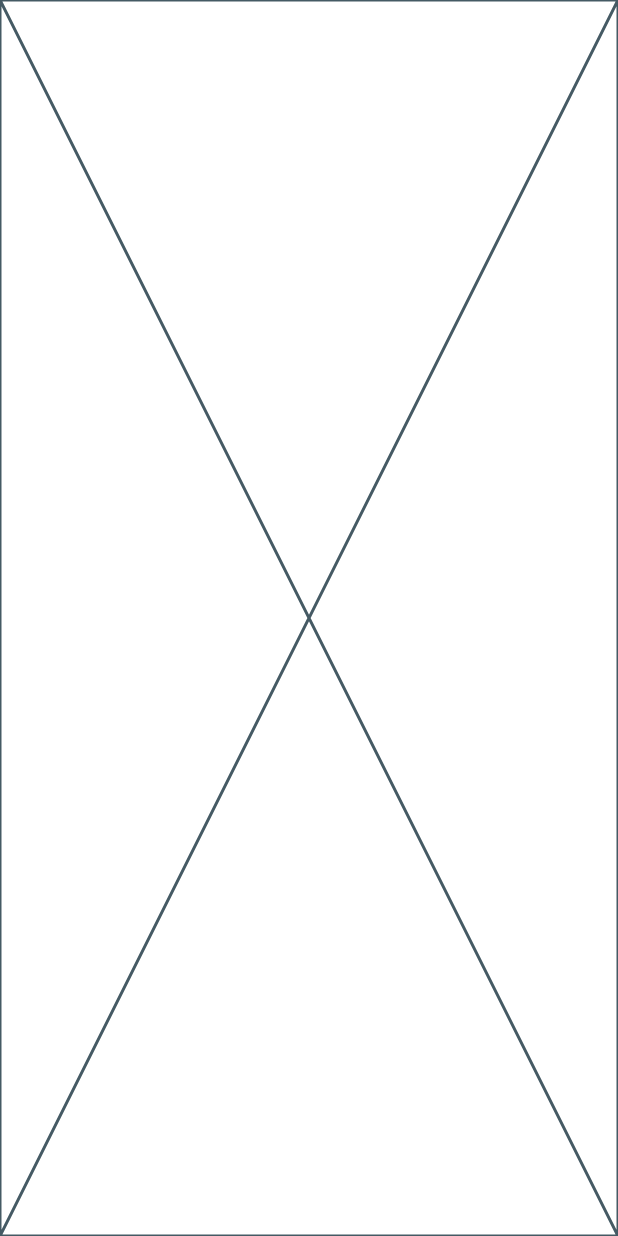
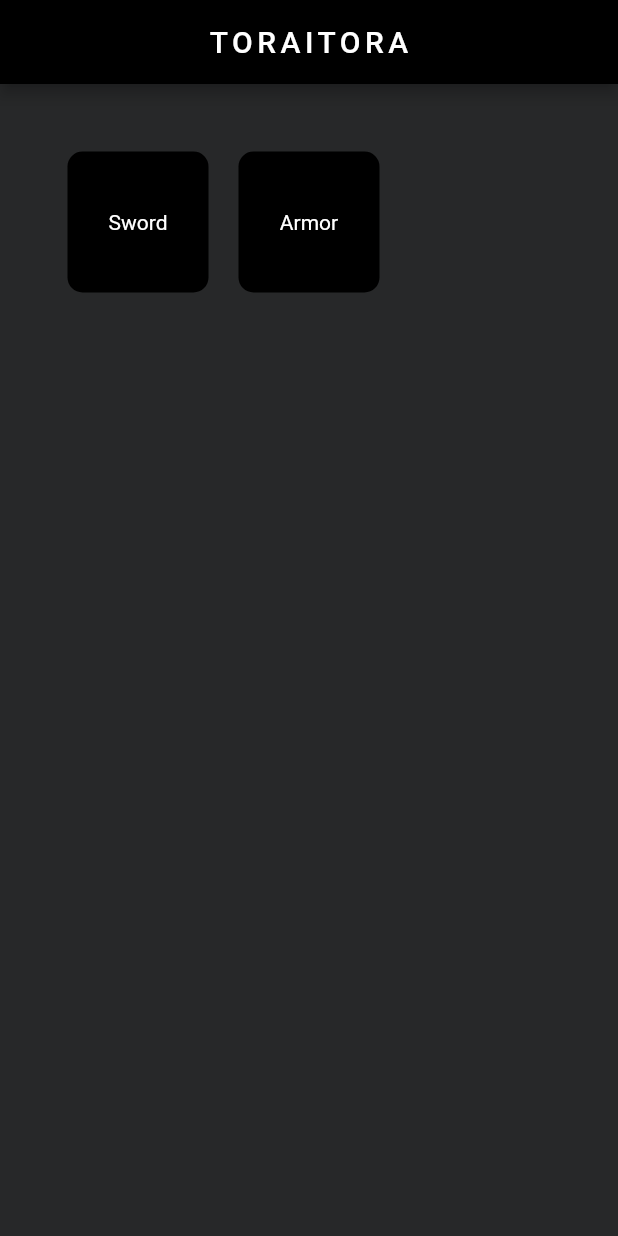
Before and after one commit to fnt4sia/TORAITORA_FitraRamadhan_Mobile, a Flutter app: the HomeScreen screen opened by its route, after a tap on "Inventory", on a phone screen of 412 x 824 dp. Run offline on Flutter 3.47's test engine with Material 2 defaults, Android fonts, the phone set to English and light mode, and no system bars.

Commit message:
start inventory pages

```diff
--- a/lib/pages/home.dart
+++ b/lib/pages/home.dart
@@ -48,8 +48,8 @@ class _HomeScreenState extends State<HomeScreen> {
                     Image(
                       image: AssetImage(
                           'assets/${Tribes[Character.tribesIndex].tribesName}.png'),
-                      width: 200,
-                      height: 200,
+                      width: 230,
+                      height: 230,
                     ),
                     Padding(
                       padding: const EdgeInsets.all(5.0),
--- a/lib/pages/inventory.dart
+++ b/lib/pages/inventory.dart
@@ -1,4 +1,5 @@
 import 'package:flutter/material.dart';
+import '../system/inventory.dart';
 
 class InventoryScreen extends StatefulWidget {
   const InventoryScreen({super.key});
@@ -10,6 +11,48 @@ class InventoryScreen extends StatefulWidget {
 class _InventoryScreenState extends State<InventoryScreen> {
   @override
   Widget build(BuildContext context) {
-    return const Placeholder();
+    return Scaffold(
+      backgroundColor: Color(0xFF272829),
+      appBar: AppBar(
+        leading: Container(),
+        backgroundColor: Colors.black,
+        title: Text(
+          'TORAITORA',
+          style: TextStyle(
+            color: Colors.white,
+            letterSpacing: 3,
+          ),
+        ),
+        centerTitle: true,
+      ),
+      body: Padding(
+        padding: const EdgeInsets.all(35),
+        child: GridView(
+          gridDelegate: const SliverGridDelegateWithFixedCrossAxisCount(
+            crossAxisCount: 3,
+          ),
+          children: [
+            for (int i = 0; i < Inventory.inventoryBackpack.length; i++)
+              Padding(
+                padding: const EdgeInsets.all(10.0),
+                child: Container(
+                  decoration: BoxDecoration(
+                    borderRadius: BorderRadius.all(Radius.circular(10)),
+                    color: Colors.black,
+                  ),
+                  child: Center(
+                    child: Text(
+                      '${Inventory.inventoryBackpack[i]}',
+                      style: TextStyle(
+                        color: Colors.white,
+                      ),
+                    ),
+                  ),
+                ),
+              )
+          ],
+        ),
+      ),
+    );
   }
 }
--- a/lib/system/inventory.dart
+++ b/lib/system/inventory.dart
@@ -3,7 +3,7 @@ import 'package:itc/system/tribes.dart';
 import 'character.dart';
 
 class Inventory {
-  static List<String> inventoryBackpack = [];
+  static List<String> inventoryBackpack = ["Sword", "Armor"];
   static int inventorySlot = 10;
 
   int checkInventorySlot() {
```
